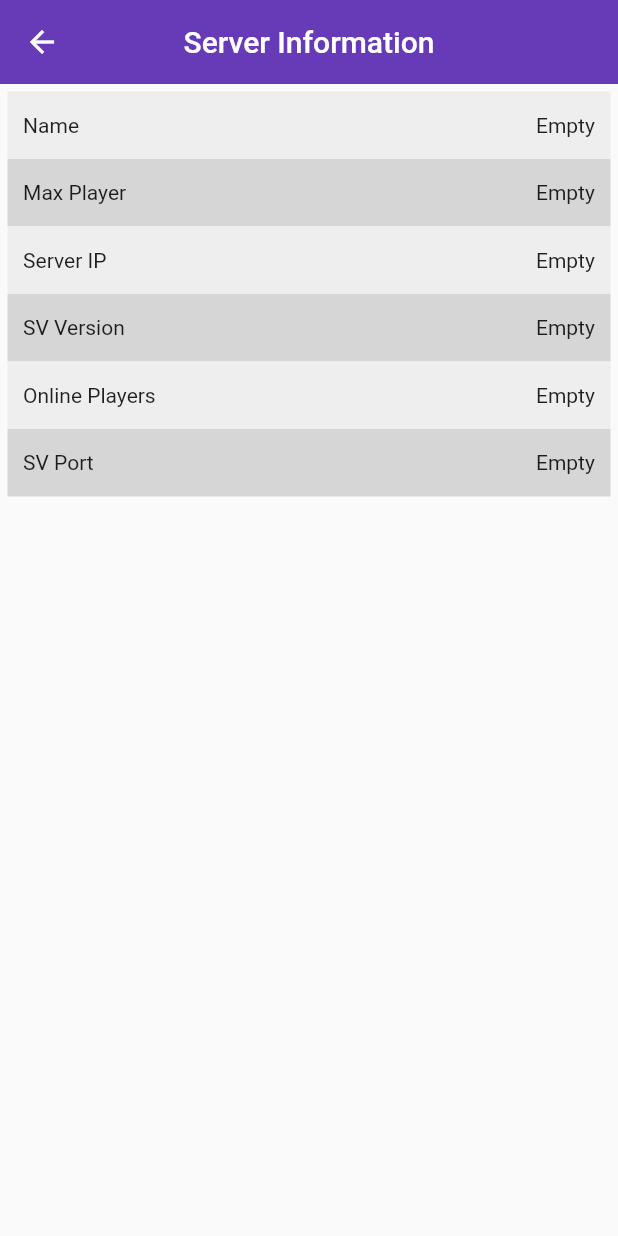
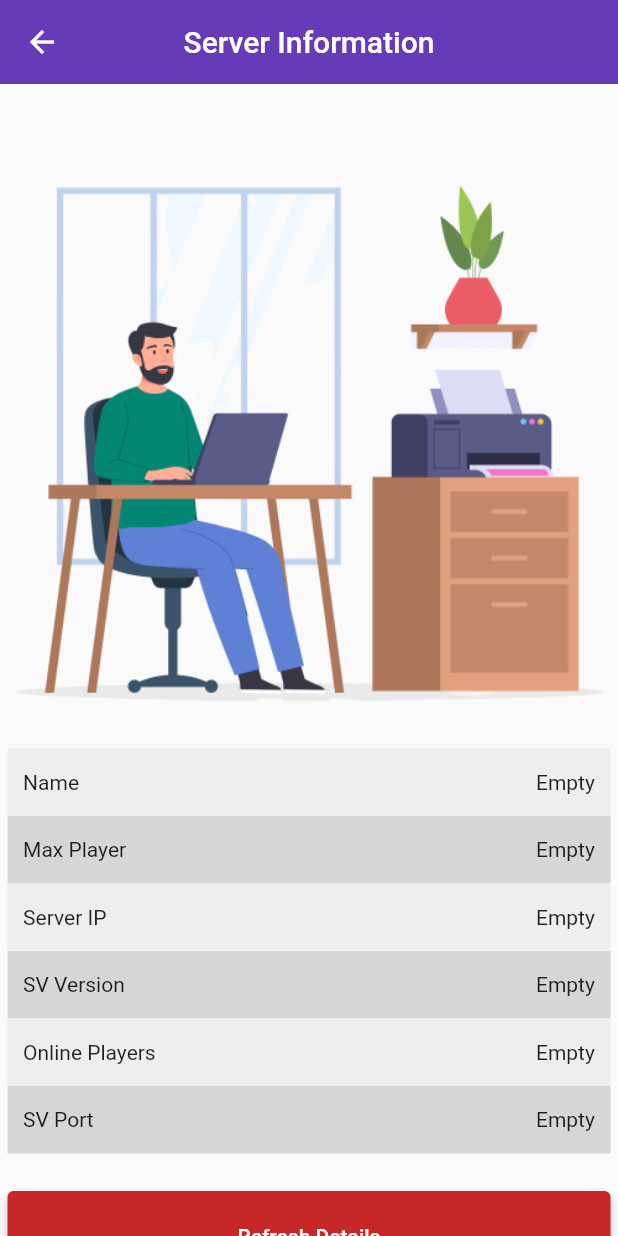
Before and after one commit to ball3stic/mtasa_lookup, a Flutter app: the ResultPage screen opened directly, on a phone screen of 412 x 824 dp. Run offline on Flutter 3.47's test engine with Material 2 defaults, Android fonts, the light colour scheme and no system bars; our stand-ins replace flutter_spinkit; network calls fail.

Commit message:
New Result Page

```diff
--- a/lib/pages/result_page.dart
+++ b/lib/pages/result_page.dart
@@ -1,4 +1,8 @@
+import 'dart:convert';
+
+import 'package:api_app/functions/changePage.dart';
 import 'package:api_app/functions/showFields.dart';
+import 'package:api_app/pages/loading_page.dart';
 import 'package:flutter/material.dart';
 
 // ignore: must_be_immutable
@@ -25,14 +29,24 @@ class _ResultPageState extends State<ResultPage> {
     return Scaffold(
       appBar: getAppBar(),
       body: SafeArea(
-        child: getAppBody(),
+        child: SingleChildScrollView(
+          physics: BouncingScrollPhysics(),
+          child: Container(
+            height: MediaQuery.of(context).size.height,
+            child: getAppBody(context),
+          ),
+        ),
       ),
     );
   }
 
-  Widget getAppBody() {
+  Widget getAppBody(BuildContext context) {
     return Column(
+      mainAxisAlignment: MainAxisAlignment.center,
       children: [
+        Image(
+          image: AssetImage('images/person2.png'),
+        ),
         Container(
           margin: EdgeInsets.all(5),
           decoration: BoxDecoration(
@@ -40,6 +54,21 @@ class _ResultPageState extends State<ResultPage> {
           ),
           child: showFields(theServer),
         ),
+        SizedBox(height: 20),
+        Padding(
+          padding: const EdgeInsets.fromLTRB(5, 0, 5, 0),
+          child: ElevatedButton(
+            onPressed: () {
+              refreshData(context);
+            },
+            child: Text("Refresh Details"),
+            style: ElevatedButton.styleFrom(
+              elevation: 3,
+              backgroundColor: Colors.red[800],
+              minimumSize: Size(double.infinity, 60),
+            ),
+          ),
+        )
       ],
     );
   }
@@ -52,4 +81,23 @@ class _ResultPageState extends State<ResultPage> {
       backgroundColor: Colors.deepPurple,
     );
   }
+
+  void refreshData(BuildContext context) {
+    changePage(
+        LoadingPage(nextPage: ResultPage(theServer: theServer)), context);
+    getData('https://mtasa.com/api/', context, doChangePage: false);
+    for (var server in jsonDecode(response!.body)) {
+      if (server["ip"] == theServer.ip) {
+        print(theServer.ip);
+        setState(() {
+          theServer.name = server["name"];
+          theServer.maxplayers = server["maxplayers"].toString();
+          theServer.ip = server["ip"];
+          theServer.version = server["version"];
+          theServer.players = server["players"].toString();
+          theServer.port = server["port"].toString();
+        });
+      }
+    }
+  }
 }
```
Also changed, not shown: lib/pages/loading_page.dart (+21 -7 lines), images/person2.png (added).
